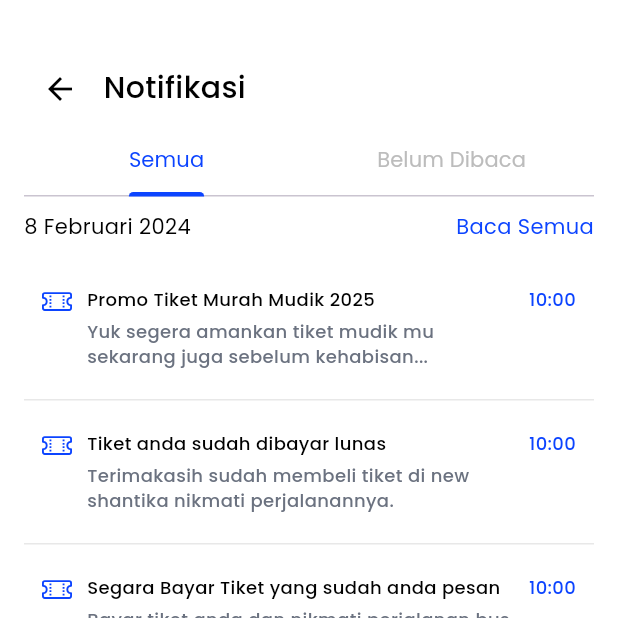
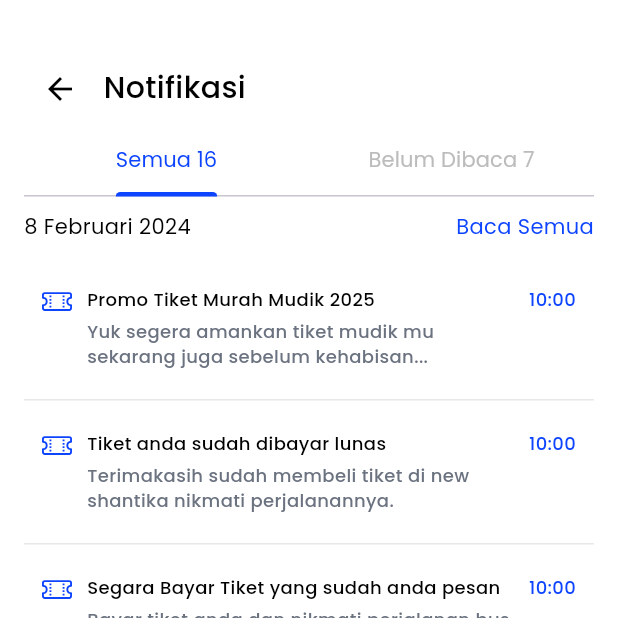
Before and after one commit to nafisahisbarsani/shantika_PKL, a Flutter app: the NotificationPage screen opened directly, on a phone screen of 412 x 824 dp, the top half of it. Run offline on Flutter 3.47's test engine with Material 3 defaults, Android fonts, the light colour scheme and no system bars; our stand-ins replace carousel_slider, get, google_fonts, iconly, icons_plus.

Commit message:
[NI]: slicing article list, article detail, and notification page design into code

```diff
--- a/lib/pages/home/notification_page.dart
+++ b/lib/pages/home/notification_page.dart
@@ -27,8 +27,8 @@ class NotificationPage extends StatelessWidget {
                   unselectedLabelColor: AppStyle.black300,
                   labelStyle: AppStyle.caption1(color: AppStyle.primary1),
                   tabs: const [
-                    Tab(text: "Semua"),
-                    Tab(text: "Belum Dibaca"),
+                    Tab(text: "Semua 16"),
+                    Tab(text: "Belum Dibaca 7"),
                   ],
                 ),
               ),
```
Also changed, not shown: lib/pages/home/artikel_detail_page.dart (+9 -3 lines).
